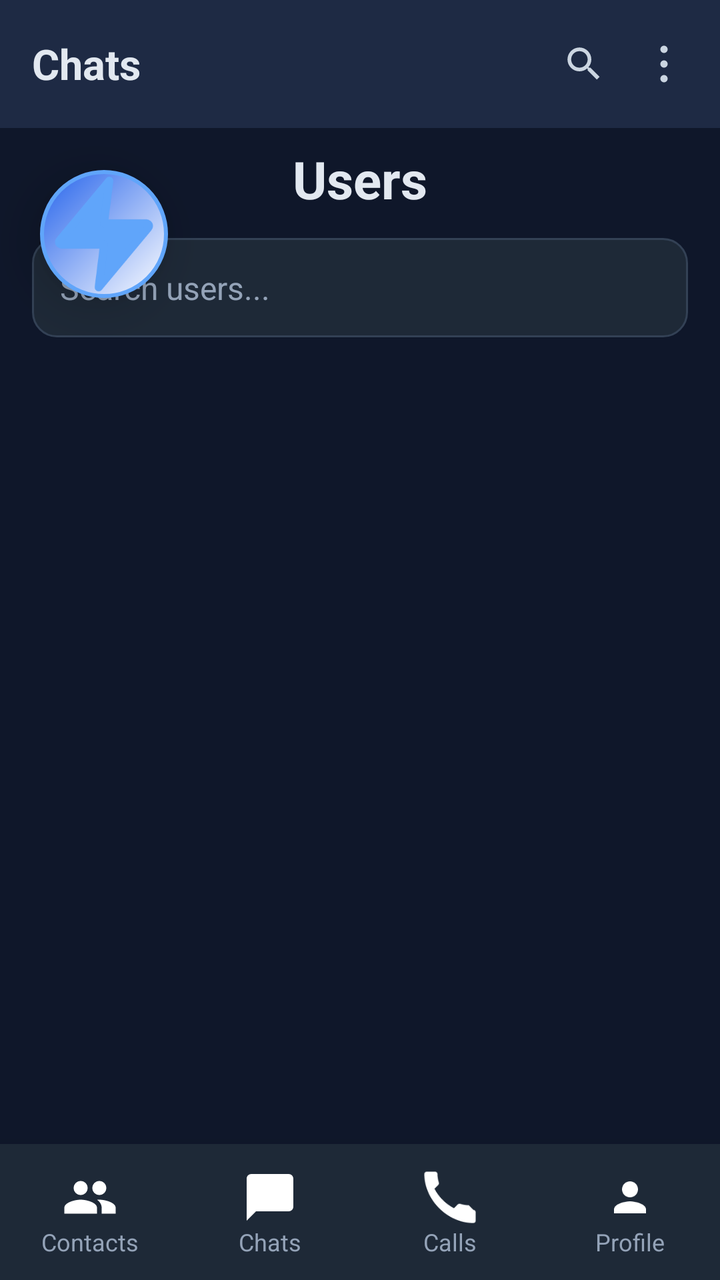
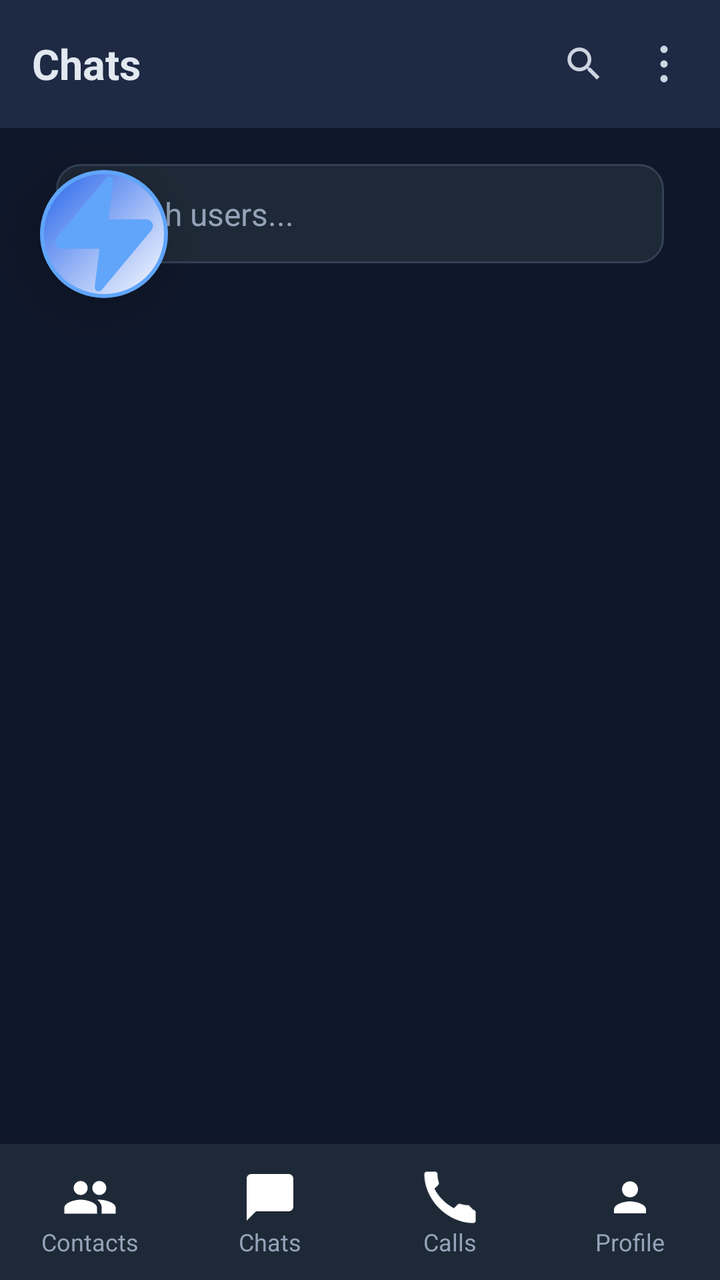

An Android layout rendered at two revisions. The XML below is the earlier revision; the diff shows what the commit changed to produce the second picture.
<!-- AndroidManifest.xml: application theme Theme.UnlimitedPossibilities12 -->
<!-- res/layout/activity_main_messenger.xml -->
<?xml version="1.0" encoding="utf-8"?>
<FrameLayout xmlns:android="http://schemas.android.com/apk/res/android"
    xmlns:app="http://schemas.android.com/apk/res-auto"
    android:layout_width="match_parent"
    android:layout_height="match_parent"
    android:background="#0F172A">

    <LinearLayout
        android:layout_width="match_parent"
        android:layout_height="match_parent"
        android:orientation="vertical"
        android:clipChildren="false"
        android:clipToPadding="false">

        
        <androidx.appcompat.widget.Toolbar
            android:id="@+id/toolbar"
            android:layout_width="match_parent"
            android:layout_height="?attr/actionBarSize"
            android:background="#1E2A44"
            android:paddingEnd="8dp">

            
            <TextView
                android:id="@+id/toolbar_title"
                android:layout_width="wrap_content"
                android:layout_height="wrap_content"
                android:text="Chats"
                android:textSize="21sp"
                android:textStyle="bold"
                android:textColor="#E2E8F0"
                android:layout_gravity="start|center_vertical" />

            
            <LinearLayout
                android:layout_width="wrap_content"
                android:layout_height="match_parent"
                android:layout_gravity="end|center_vertical"
                android:gravity="center_vertical"
                android:orientation="horizontal">

                <ImageView
                    android:id="@+id/toolbar_search_button"
                    android:layout_width="40dp"
                    android:layout_height="40dp"
                    android:src="@drawable/ic_search"
                    android:padding="9dp"
                    android:background="?attr/selectableItemBackgroundBorderless"
                    android:clickable="true"
                    android:focusable="true"
                    android:contentDescription="Search"
                    android:tint="#CBD5E1" />

                <ImageView
                    android:id="@+id/toolbar_menu_button"
                    android:layout_width="40dp"
                    android:layout_height="40dp"
                    android:src="@drawable/ic_menu"
                    android:padding="9dp"
                    android:background="?attr/selectableItemBackgroundBorderless"
                    android:clickable="true"
                    android:focusable="true"
                    android:contentDescription="More"
                    android:tint="#CBD5E1" />
            </LinearLayout>

            
            <ImageView
                android:id="@+id/offline_mode_button"
                android:layout_width="36dp"
                android:layout_height="36dp"
                android:layout_gravity="end|center_vertical"
                android:src="@drawable/ic_offline_mode"
                android:padding="6dp"
                android:contentDescription="Offline mode"
                android:visibility="gone"
                android:tint="#94A3B8" />

        </androidx.appcompat.widget.Toolbar>

        
        <LinearLayout
            android:id="@+id/offline_strip"
            android:layout_width="match_parent"
            android:layout_height="wrap_content"
            android:orientation="horizontal"
            android:gravity="center_vertical"
            android:background="#1A22D3EE"
            android:paddingHorizontal="16dp"
            android:paddingVertical="8dp"
            android:visibility="gone">

            <TextView
                android:id="@+id/offline_strip_text"
                android:layout_width="0dp"
                android:layout_height="wrap_content"
                android:layout_weight="1"
                android:text="Offline mode is on"
                android:textColor="#A5F3FC"
                android:textSize="12.5sp" />

            <TextView
                android:id="@+id/offline_strip_open"
                android:layout_width="wrap_content"
                android:layout_height="wrap_content"
                android:padding="4dp"
                android:text="Open"
                android:textColor="#67E8F9"
                android:textSize="12.5sp"
                android:textStyle="bold" />
        </LinearLayout>

        
        <com.google.android.material.button.MaterialButton
            android:id="@+id/login_button"
            android:layout_width="wrap_content"
            android:layout_height="wrap_content"
            android:layout_gravity="center"
            android:text="Login"
            android:layout_marginTop="12dp"
            app:cornerRadius="12dp"
            android:visibility="gone" />

        <com.google.android.material.button.MaterialButton
            android:id="@+id/logout_button"
            android:layout_width="wrap_content"
            android:layout_height="wrap_content"
            android:layout_gravity="center"
            android:text="Logout"
            android:layout_marginTop="12dp"
            app:cornerRadius="12dp"
            android:visibility="gone" />

        
        <LinearLayout
            android:id="@+id/content_container"
            android:layout_width="match_parent"
            android:layout_height="0dp"
            android:layout_weight="1"
            android:orientation="vertical"
            android:paddingStart="16dp"
            android:paddingEnd="16dp"
            android:paddingBottom="16dp"
            android:paddingTop="8dp"
            android:clipChildren="false"
            android:clipToPadding="false">

            <TextView
                android:id="@+id/title_text_view"
                android:layout_width="match_parent"
                android:layout_height="wrap_content"
                android:text="Users"
                android:textSize="26sp"
                android:textStyle="bold"
                android:textColor="#E2E8F0"
                android:gravity="center"
                android:layout_marginBottom="0dp" />

            
            <LinearLayout
                android:id="@+id/users_container"
                android:layout_width="match_parent"
                android:layout_height="wrap_content"
                android:orientation="vertical"
                android:visibility="visible">

                
                <com.google.android.material.button.MaterialButton
                    android:id="@+id/create_user_button"
                    android:layout_width="match_parent"
                    android:layout_height="wrap_content"
                    android:text="Create New User"
                    android:layout_marginTop="2dp"
                    android:visibility="gone"
                    app:cornerRadius="12dp" />

                <EditText
                    android:id="@+id/search_users_edit_text"
                    android:layout_width="match_parent"
                    android:layout_height="wrap_content"
                    android:hint="Search users..."
                    android:padding="14dp"
                    android:layout_marginTop="12dp"
                    android:background="@drawable/edit_text_dark_background"
                    android:textColor="#E2E8F0"
                    android:textColorHint="#94A3B8"
                    android:textSize="16sp" />

                <androidx.recyclerview.widget.RecyclerView
                    android:id="@+id/users_recycler_view"
                    android:layout_width="match_parent"
                    android:layout_height="0dp"
                    android:layout_weight="1"
                    android:padding="8dp"
                    android:background="#0F172A" />
            </LinearLayout>

            
            
            <LinearLayout
                android:id="@+id/chats_container"
                android:layout_width="match_parent"
                android:layout_height="0dp"
                android:layout_weight="1"
                android:layout_marginHorizontal="-16dp"
                android:orientation="vertical"
                android:visibility="gone">

                
                <LinearLayout
                    android:layout_width="match_parent"
                    android:layout_height="wrap_content"
                    android:orientation="horizontal"
                    android:visibility="gone">

                    <EditText
                        android:id="@+id/chat_name_edit_text"
                        android:layout_width="0dp"
                        android:layout_height="wrap_content"
                        android:layout_weight="2"
                        android:hint="Enter chat name"
                        android:padding="14dp"
                        android:background="@drawable/edit_text_dark_background"
                        android:textColor="#E2E8F0"
                        android:textColorHint="#94A3B8" />

                    <com.google.android.material.button.MaterialButton
                        android:id="@+id/create_chat_button"
                        android:layout_width="wrap_content"
                        android:layout_height="wrap_content"
                        android:text="Create"
                        android:layout_marginStart="8dp"
                        app:cornerRadius="12dp" />
                </LinearLayout>

                <CheckBox
                    android:id="@+id/public_group_checkbox"
                    android:layout_width="wrap_content"
                    android:layout_height="wrap_content"
                    android:text="Public group — anyone can find and read it"
                    android:textColor="#94A3B8"
                    android:textSize="13sp"
                    android:visibility="gone" />

                <TextView
                    android:id="@+id/join_by_link_text"
                    android:layout_width="wrap_content"
                    android:layout_height="wrap_content"
                    android:padding="4dp"
                    android:text="Join by invite link"
                    android:textColor="#60A5FA"
                    android:textSize="13sp"
                    android:visibility="gone" />

                
                <EditText
                    android:id="@+id/search_chats_edit_text"
                    android:layout_width="match_parent"
                    android:layout_height="wrap_content"
                    android:hint="Search chats..."
                    android:padding="12dp"
                    android:layout_marginHorizontal="16dp"
                    android:layout_marginBottom="4dp"
                    android:background="@drawable/edit_text_dark_background"
                    android:textColor="#E2E8F0"
                    android:textColorHint="#94A3B8"
                    android:textSize="15sp"
                    android:visibility="gone" />

                <androidx.recyclerview.widget.RecyclerView
                    android:id="@+id/chats_recycler_view"
                    android:layout_width="match_parent"
                    android:layout_height="0dp"
                    android:layout_weight="1"
                    android:clipToPadding="false"
                    android:paddingBottom="88dp"
                    android:background="#0F172A" />
            </LinearLayout>

            
            <LinearLayout
                android:id="@+id/calls_container"
                android:layout_width="match_parent"
                android:layout_height="match_parent"
                android:orientation="vertical"
                android:visibility="gone"
                android:paddingStart="16dp"
                android:paddingEnd="16dp"
                android:paddingTop="16dp">

                <androidx.recyclerview.widget.RecyclerView
                    android:id="@+id/calls_recycler_view"
                    android:layout_width="match_parent"
                    android:layout_height="0dp"
                    android:layout_weight="1"
                    android:clipToPadding="false"
                    android:paddingBottom="80dp"
                    android:background="#0F172A" />
            </LinearLayout>

            <FrameLayout
                android:id="@+id/fragment_container"
                android:layout_width="match_parent"
                android:layout_height="match_parent"
                android:visibility="gone"
                android:clipChildren="false"
                android:clipToPadding="false" />

        </LinearLayout>

        
        <com.google.android.material.floatingactionbutton.FloatingActionButton
            android:id="@+id/new_chat_button"
            android:layout_width="wrap_content"
            android:layout_height="wrap_content"
            android:layout_gravity="bottom|end"
            android:layout_margin="20dp"
            android:src="@drawable/ic_edit"
            android:contentDescription="New chat"
            app:backgroundTint="#6366F1"
            app:tint="#FFFFFF"
            app:elevation="8dp"
            android:visibility="gone" />

        
        <com.google.android.material.floatingactionbutton.FloatingActionButton
            android:id="@+id/create_group_call_button"
            android:layout_width="wrap_content"
            android:layout_height="wrap_content"
            android:layout_gravity="bottom|end"
            android:layout_margin="20dp"
            android:src="@drawable/ic_group_call"
            app:backgroundTint="#6366F1"
            app:tint="#FFFFFF"
            app:elevation="8dp"
            android:visibility="gone" />

        
        <LinearLayout
            android:id="@+id/custom_bottom_navigation"
            android:layout_width="match_parent"
            android:layout_height="68dp"
            android:layout_gravity="bottom"
            android:background="#1E2937"
            android:elevation="12dp"
            android:orientation="horizontal"
            android:paddingTop="6dp"
            android:paddingBottom="4dp">

            
            <LinearLayout
                android:id="@+id/nav_users_layout"
                android:layout_width="0dp"
                android:layout_height="match_parent"
                android:layout_weight="1"
                android:gravity="center"
                android:orientation="vertical"
                android:clickable="true"
                android:focusable="true"
                android:background="?attr/selectableItemBackground">

                <ImageView
                    android:id="@+id/nav_users_icon"
                    android:layout_width="28dp"
                    android:layout_height="28dp"
                    android:src="@drawable/ic_users" />

                <TextView
                    android:id="@+id/nav_users_text"
                    android:layout_width="wrap_content"
                    android:layout_height="wrap_content"
                    android:text="Contacts"
                    android:textSize="12sp"
                    android:textColor="#94A3B8" />
            </LinearLayout>

            
            <LinearLayout
                android:id="@+id/nav_chats_layout"
                android:layout_width="0dp"
                android:layout_height="match_parent"
                android:layout_weight="1"
                android:gravity="center"
                android:orientation="vertical"
                android:clickable="true"
                android:focusable="true"
                android:background="?attr/selectableItemBackground">

                <ImageView
                    android:id="@+id/nav_chats_icon"
                    android:layout_width="28dp"
                    android:layout_height="28dp"
                    android:src="@drawable/ic_group_chats" />

                <TextView
                    android:id="@+id/nav_chats_text"
                    android:layout_width="wrap_content"
                    android:layout_height="wrap_content"
                    android:text="Chats"
                    android:textSize="12sp"
                    android:textColor="#94A3B8" />
            </LinearLayout>

            
            <LinearLayout
                android:id="@+id/nav_calls_layout"
                android:layout_width="0dp"
                android:layout_height="match_parent"
                android:layout_weight="1"
                android:gravity="center"
                android:orientation="vertical"
                android:clickable="true"
                android:focusable="true"
                android:background="?attr/selectableItemBackground">

                <ImageView
                    android:id="@+id/nav_calls_icon"
                    android:layout_width="28dp"
                    android:layout_height="28dp"
                    android:src="@drawable/ic_calls" />

                <TextView
                    android:id="@+id/nav_calls_text"
                    android:layout_width="wrap_content"
                    android:layout_height="wrap_content"
                    android:text="Calls"
                    android:textSize="12sp"
                    android:textColor="#94A3B8" />
            </LinearLayout>

            
            <LinearLayout
                android:id="@+id/nav_profile_layout"
                android:layout_width="0dp"
                android:layout_height="match_parent"
                android:layout_weight="1"
                android:gravity="center"
                android:orientation="vertical"
                android:clickable="true"
                android:focusable="true"
                android:background="?attr/selectableItemBackground">

                
                <FrameLayout
                    android:layout_width="28dp"
                    android:layout_height="28dp">

                    <ImageView
                        android:id="@+id/nav_profile_icon"
                        android:layout_width="28dp"
                        android:layout_height="28dp"
                        android:src="@drawable/ic_profile_placeholder"
                        android:scaleType="centerInside" />

                    
                    <com.google.android.material.imageview.ShapeableImageView
                        android:id="@+id/nav_profile_avatar"
                        android:layout_width="28dp"
                        android:layout_height="28dp"
                        android:visibility="gone"
                        app:shapeAppearanceOverlay="@style/CircleImageStyle"
                        android:scaleType="centerCrop" />
                </FrameLayout>

                <TextView
                    android:id="@+id/nav_profile_text"
                    android:layout_width="wrap_content"
                    android:layout_height="wrap_content"
                    android:text="Profile"
                    android:textSize="12sp"
                    android:textColor="#94A3B8" />
            </LinearLayout>
        </LinearLayout>

        
        <LinearLayout
            android:id="@+id/action_bar"
            android:layout_width="match_parent"
            android:layout_height="?attr/actionBarSize"
            android:orientation="horizontal"
            android:gravity="center"
            android:background="@drawable/rounded_rectangle"
            android:padding="8dp"
            android:elevation="12dp"
            android:visibility="gone"
            android:layout_gravity="bottom">

            <ImageView
                android:id="@+id/delete_selected_button"
                android:layout_width="48dp"
                android:layout_height="48dp"
                android:src="@android:drawable/ic_menu_delete"
                android:tint="@android:color/white"
                android:background="@drawable/circle_background"
                android:backgroundTint="@color/call_delete_button"
                android:padding="12dp" />
        </LinearLayout>

    </LinearLayout>

    
    <ImageView
        android:id="@+id/assistant_icon"
        android:layout_width="64dp"
        android:layout_height="64dp"
        android:layout_gravity="top|start"
        android:layout_marginTop="85dp"
        android:layout_marginStart="20dp"
        android:src="@drawable/ic_assistant_molnia"
        android:background="@drawable/assistant_background"
        android:foreground="@drawable/ripple_assistant"
        android:clickable="true"
        android:focusable="true"
        android:elevation="14dp"
        android:contentDescription="AI Assistant" />

    
    <ImageView
        android:id="@+id/profile_menu_button"
        android:layout_width="28dp"
        android:layout_height="28dp"
        android:src="@drawable/ic_menu"
        android:tint="#E2E8F0"
        android:padding="2dp"
        android:visibility="gone"
        android:layout_gravity="top|end"
        android:layout_marginTop="86dp"
        android:layout_marginEnd="12dp"
        android:clickable="true"
        android:focusable="true"
        android:background="?attr/selectableItemBackgroundBorderless" />

</FrameLayout>
<!-- resources referenced by this layout -->
<resources>
  <color name="call_delete_button">#F44336</color>
  <!-- drawable assistant_background (drawable) -->
  <?xml version="1.0" encoding="utf-8"?>
  <shape xmlns:android="http://schemas.android.com/apk/res/android"
      android:shape="oval">
  
      <gradient
          android:startColor="#FFFFFF"
          android:endColor="#2563EB"
          android:angle="135" />
  
      <stroke
          android:width="2dp"
          android:color="#60A5FA" />
  
  </shape>
  <!-- drawable circle_background (drawable) -->
  <?xml version="1.0" encoding="utf-8"?>
  <shape xmlns:android="http://schemas.android.com/apk/res/android">
      <solid android:color="#757575" />
      <corners android:radius="60dp" />
  </shape>
  <!-- drawable edit_text_dark_background (drawable) -->
  <?xml version="1.0" encoding="utf-8"?>
  <shape xmlns:android="http://schemas.android.com/apk/res/android">
      <solid android:color="#1E2937" />
      <stroke android:width="1dp" android:color="#334155" />
      <corners android:radius="12dp" />
  </shape>
  <!-- drawable ic_group_chats (drawable) -->
  <vector xmlns:android="http://schemas.android.com/apk/res/android"
      android:width="24dp"
      android:height="24dp"
      android:viewportWidth="24"
      android:viewportHeight="24">
      <path
          android:fillColor="#FFFFFF"
          android:pathData="M20,2H4C2.9,2 2,2.9 2,4L2,22L6,18L20,18C21.1,18 22,17.1 22,16L22,4C22,2.9 21.1,2 20,2Z"/>
  </vector>
  <!-- drawable ic_menu (drawable) -->
  <vector xmlns:android="http://schemas.android.com/apk/res/android"
      android:width="24dp"
      android:height="24dp"
      android:viewportWidth="24"
      android:viewportHeight="24">
      <path
          android:fillColor="#000000"
          android:pathData="M12,18a2,2 0 1,1 0,4a2,2 0 0,1 0,-4zM12,10a2,2 0 1,1 0,4a2,2 0 0,1 0,-4zM12,2a2,2 0 1,1 0,4a2,2 0 0,1 0,-4z" />
  </vector>
  <!-- drawable ripple_assistant (drawable) -->
  <?xml version="1.0" encoding="utf-8"?>
  <ripple xmlns:android="http://schemas.android.com/apk/res/android"
      android:color="#60A5FA">  
  
      
      <item android:id="@android:id/mask">
          <shape android:shape="oval">
              <solid android:color="#FFFFFF" />  
          </shape>
      </item>
  
  </ripple>
  <!-- drawable rounded_rectangle (drawable) -->
  <?xml version="1.0" encoding="utf-8"?>
  <shape xmlns:android="http://schemas.android.com/apk/res/android"
      android:shape="rectangle">
      <corners android:radius="0dp" />
      <solid android:color="@color/call_item_background" />
      <stroke
          android:width="1dp"
          android:color="@color/call_border" />
  </shape>
  <style name="CircleImageStyle">
          <item name="cornerFamily">rounded</item>
          <item name="cornerSize">50%</item>
      </style>
  <style name="Theme.UnlimitedPossibilities12" parent="Base.Theme.UnlimitedPossibilities12" />
  <color name="call_item_background">#FFFFFF</color>
  <color name="call_border">#E0E0E0</color>
  <style name="Base.Theme.UnlimitedPossibilities12" parent="Theme.Material3.DayNight.NoActionBar">
          
          
      </style>
  <!-- unchanged entries left out for length: 8 -->
</resources>

<!-- the commit's change to res/layout/activity_main_messenger.xml (unified diff, before → after) -->
@@ -154,6 +154,7 @@
                 android:textStyle="bold"
                 android:textColor="#E2E8F0"
                 android:gravity="center"
+                android:visibility="gone"
                 android:layout_marginBottom="0dp" />
 
             
@@ -180,7 +181,8 @@
                     android:layout_height="wrap_content"
                     android:hint="Search users..."
                     android:padding="14dp"
-                    android:layout_marginTop="12dp"
+                    android:layout_marginHorizontal="12dp"
+                    android:layout_marginTop="10dp"
                     android:background="@drawable/edit_text_dark_background"
                     android:textColor="#E2E8F0"
                     android:textColorHint="#94A3B8"
@@ -191,7 +193,9 @@
                     android:layout_width="match_parent"
                     android:layout_height="0dp"
                     android:layout_weight="1"
-                    android:padding="8dp"
+                    android:layout_marginTop="6dp"
+                    android:clipToPadding="false"
+                    android:paddingBottom="88dp"
                     android:background="#0F172A" />
             </LinearLayout>
 
@@ -317,6 +321,20 @@
             android:layout_margin="20dp"
             android:src="@drawable/ic_edit"
             android:contentDescription="New chat"
+            app:backgroundTint="#6366F1"
+            app:tint="#FFFFFF"
+            app:elevation="8dp"
+            android:visibility="gone" />
+
+        
+        <com.google.android.material.floatingactionbutton.FloatingActionButton
+            android:id="@+id/invite_button"
+            android:layout_width="wrap_content"
+            android:layout_height="wrap_content"
+            android:layout_gravity="bottom|end"
+            android:layout_margin="20dp"
+            android:src="@drawable/ic_group_add"
+            android:contentDescription="Invite"
             app:backgroundTint="#6366F1"
             app:tint="#FFFFFF"
             app:elevation="8dp"
<!-- resource entries referenced after the edit -->
@@ -29,6 +29,23 @@
       <stroke android:width="1dp" android:color="#334155" />
       <corners android:radius="12dp" />
   </shape>
+  <!-- drawable ic_group_add (drawable) -->
+  <?xml version="1.0" encoding="utf-8"?>
+  <vector xmlns:android="http://schemas.android.com/apk/res/android"
+      android:width="24dp"
+      android:height="24dp"
+      android:viewportWidth="24"
+      android:viewportHeight="24">
+      <path
+          android:fillColor="#FFFFFF"
+          android:pathData="M9,12c2.21,0 4,-1.79 4,-4s-1.79,-4 -4,-4 -4,1.79 -4,4 1.79,4 4,4z" />
+      <path
+          android:fillColor="#FFFFFF"
+          android:pathData="M9,14c-2.67,0 -8,1.34 -8,4v2h16v-2c0,-2.66 -5.33,-4 -8,-4z" />
+      <path
+          android:fillColor="#FFFFFF"
+          android:pathData="M19,10h-2v-3h-2v3h-2v2h2v3h2v-3h2z" />
+  </vector>
   <!-- drawable ic_group_chats (drawable) -->
   <vector xmlns:android="http://schemas.android.com/apk/res/android"
       android:width="24dp"
